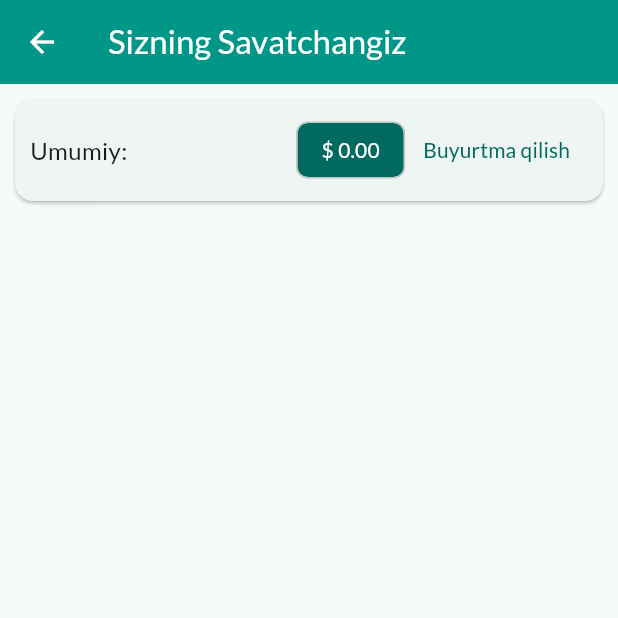
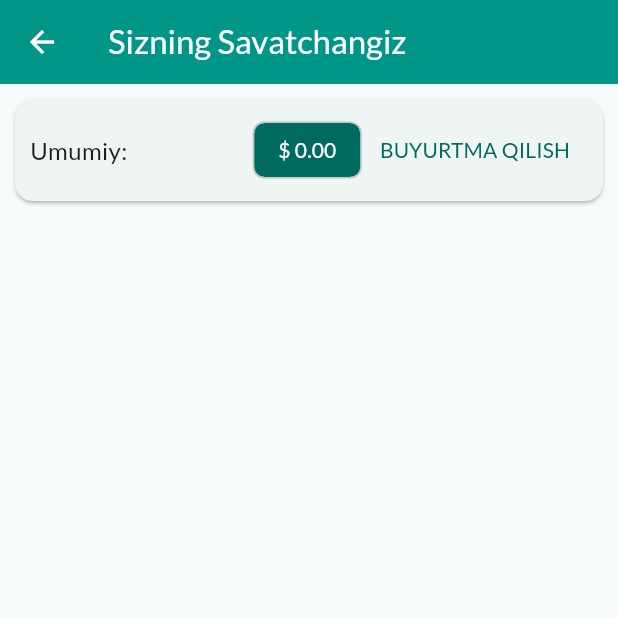
Before and after one commit to Axrorbek1178/food_menu, a Flutter app: the CartScreen screen opened by its route, on a phone screen of 412 x 824 dp, the top half of it. Run offline on Flutter 3.47's test engine with Material 3 defaults, Android fonts, the phone set to English and light mode, and no system bars; our stand-ins replace flutter_slidable; network calls fail.

Commit message:
new changes

```diff
--- a/lib/main.dart
+++ b/lib/main.dart
@@ -1,4 +1,7 @@
 import 'package:flutter/material.dart';
+import 'package:food_menu/models/order.dart';
+import 'package:food_menu/providers/orders.dart';
+import 'package:food_menu/screens/orders_screen.dart';
 import '../screens/cart_screen.dart';
 import '../providers/cart.dart';
 import '../providers/products.dart';
@@ -22,6 +25,7 @@ class MyApp extends StatelessWidget {
       providers: [
         ChangeNotifierProvider<Products>(create: (ctx) => Products()),
         ChangeNotifierProvider<Cart>(create: (ctx) => Cart()),
+        ChangeNotifierProvider<Orders>(create: (ctx) => Orders()),
       ],
       child: MaterialApp(
         debugShowCheckedModeBanner: false,
@@ -30,6 +34,7 @@ class MyApp extends StatelessWidget {
         routes: {
           ProductDetailsScreen.routeName: (ctx) => const ProductDetailsScreen(),
           CartScreen.routeName: (ctx) => const CartScreen(),
+          OrdersScreen.routName: (ctx) => const OrdersScreen(),
         },
       ),
     );
--- /dev/null
+++ b/lib/models/order.dart
@@ -0,0 +1,15 @@
+import 'package:food_menu/models/cart_item.dart';
+
+class Order {
+  final String id;
+  final double totalPrice;
+  final DateTime date;
+  final List<CartItem> products;
+
+  Order({
+    required this.id,
+    required this.totalPrice,
+    required this.date,
+    required this.products,
+  });
+}
--- a/lib/providers/cart.dart
+++ b/lib/providers/cart.dart
@@ -72,4 +72,9 @@ class Cart with ChangeNotifier {
     _items.remove(id);
     notifyListeners();
   }
+
+  void clearCart() {
+    _items.clear();
+    notifyListeners();
+  }
 }
--- a/lib/screens/cart_screen.dart
+++ b/lib/screens/cart_screen.dart
@@ -1,4 +1,5 @@
 import 'package:flutter/material.dart';
+import 'package:food_menu/providers/orders.dart';
 import 'package:food_menu/widgets/cart_list_item.dart';
 import '../providers/cart.dart';
 import 'package:provider/provider.dart';
@@ -29,7 +30,16 @@ class CartScreen extends StatelessWidget {
                     ),
                     backgroundColor: Theme.of(context).primaryColor,
                   ),
-                  TextButton(onPressed: () {}, child: Text("Buyurtma qilish")),
+                  TextButton(
+                    onPressed: () {
+                      Provider.of<Orders>(
+                        context,
+                        listen: false,
+                      ).addToOrder(cart.items.values.toList(), cart.totalPrice);
+                      cart.clearCart();
+                    },
+                    child: Text("BUYURTMA QILISH"),
+                  ),
                 ],
               ),
             ),
```
Also changed, not shown: lib/providers/orders.dart (added, +24 -0 lines), lib/screens/orders_screen.dart (added, +17 -0 lines).
